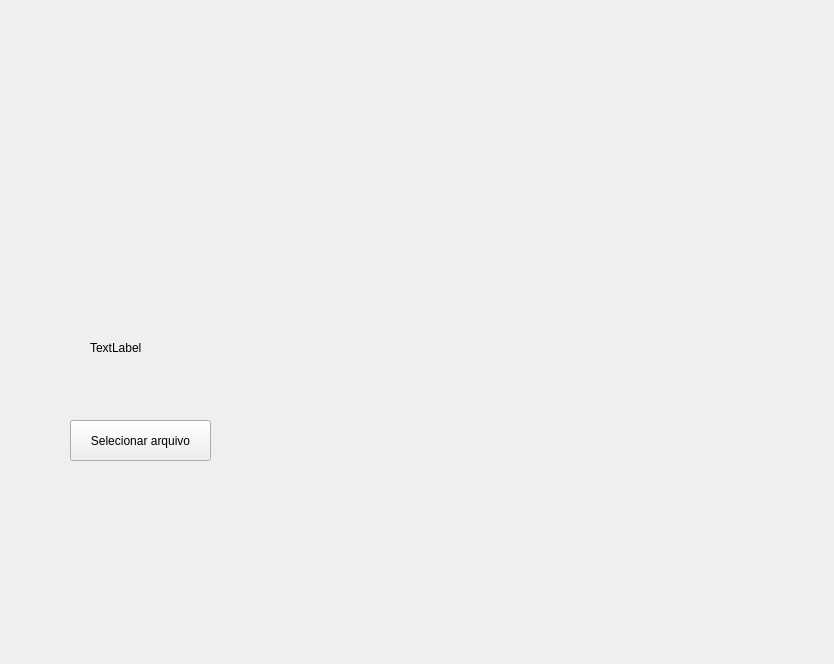
Before: the Qt Designer form front.ui in RoBruns/manipulador_planilha, drawn with Qt 5.
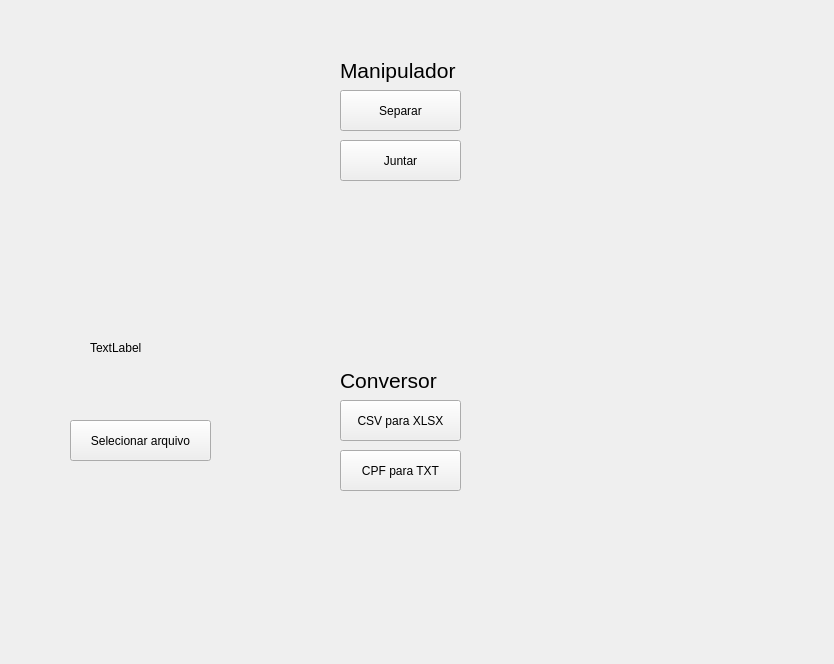
After: the same form once the commit is applied. Icons and pictures are not drawn.

What changed in the file:
```diff
--- a/front.ui
+++ b/front.ui
@@ -58,6 +58,94 @@
     <string>TextLabel</string>
    </property>
   </widget>
+  <widget class="QPushButton" name="pushButton">
+   <property name="geometry">
+    <rect>
+     <x>340</x>
+     <y>90</y>
+     <width>121</width>
+     <height>41</height>
+    </rect>
+   </property>
+   <property name="text">
+    <string>Separar</string>
+   </property>
+  </widget>
+  <widget class="QPushButton" name="pushButton_2">
+   <property name="geometry">
+    <rect>
+     <x>340</x>
+     <y>140</y>
+     <width>121</width>
+     <height>41</height>
+    </rect>
+   </property>
+   <property name="text">
+    <string>Juntar</string>
+   </property>
+  </widget>
+  <widget class="QPushButton" name="pushButton_3">
+   <property name="geometry">
+    <rect>
+     <x>340</x>
+     <y>400</y>
+     <width>121</width>
+     <height>41</height>
+    </rect>
+   </property>
+   <property name="text">
+    <string>CSV para XLSX</string>
+   </property>
+  </widget>
+  <widget class="QPushButton" name="pushButton_4">
+   <property name="geometry">
+    <rect>
+     <x>340</x>
+     <y>450</y>
+     <width>121</width>
+     <height>41</height>
+    </rect>
+   </property>
+   <property name="text">
+    <string>CPF para TXT</string>
+   </property>
+  </widget>
+  <widget class="QLabel" name="label_2">
+   <property name="geometry">
+    <rect>
+     <x>340</x>
+     <y>50</y>
+     <width>121</width>
+     <height>41</height>
+    </rect>
+   </property>
+   <property name="font">
+    <font>
+     <pointsize>16</pointsize>
+    </font>
+   </property>
+   <property name="text">
+    <string>Manipulador</string>
+   </property>
+  </widget>
+  <widget class="QLabel" name="label_3">
+   <property name="geometry">
+    <rect>
+     <x>340</x>
+     <y>360</y>
+     <width>121</width>
+     <height>41</height>
+    </rect>
+   </property>
+   <property name="font">
+    <font>
+     <pointsize>16</pointsize>
+    </font>
+   </property>
+   <property name="text">
+    <string>Conversor</string>
+   </property>
+  </widget>
  </widget>
  <resources>
   <include location="images/icons.qrc"/>
```
